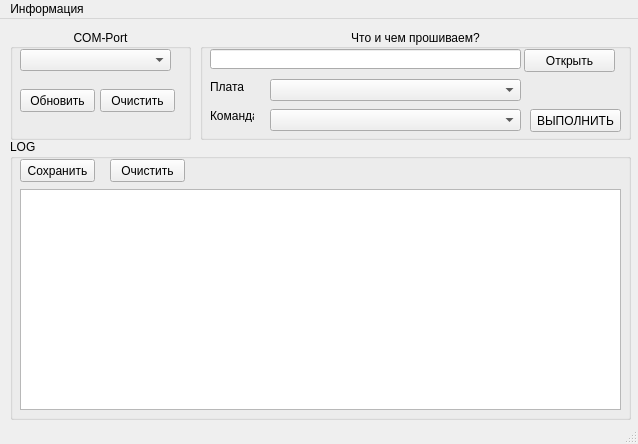
First picture: the form in MAC/firmware.ui, repository Markus99-stac/firmware, before the edit.
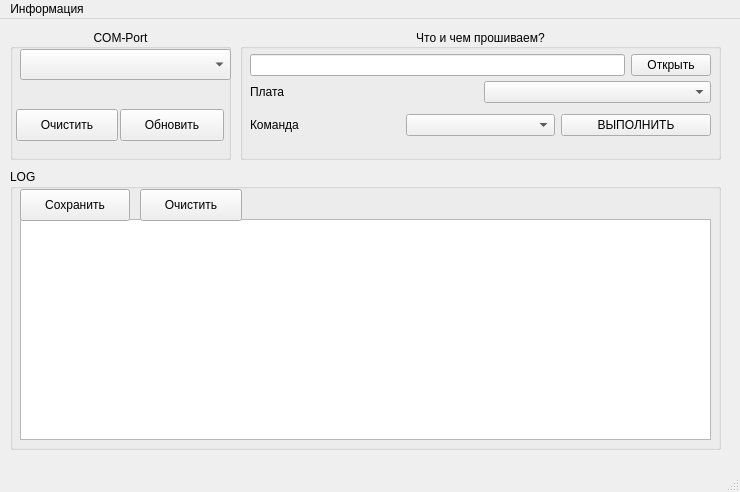
Second picture: the form after the edit. Icons and pictures are not drawn.

Diff of the .ui file:
```diff
--- a/MAC/firmware.ui
+++ b/MAC/firmware.ui
@@ -6,8 +6,8 @@
    <rect>
     <x>0</x>
     <y>0</y>
-    <width>638</width>
-    <height>444</height>
+    <width>740</width>
+    <height>492</height>
    </rect>
   </property>
   <property name="windowTitle">
@@ -23,8 +23,8 @@
      <rect>
       <x>10</x>
       <y>10</y>
-      <width>181</width>
-      <height>111</height>
+      <width>221</width>
+      <height>131</height>
      </rect>
     </property>
     <property name="layoutDirection">
@@ -39,46 +39,46 @@
     <widget class="QPushButton" name="pushButton">
      <property name="geometry">
       <rect>
-       <x>90</x>
-       <y>60</y>
-       <width>75</width>
-       <height>23</height>
+       <x>6</x>
+       <y>80</y>
+       <width>102</width>
+       <height>32</height>
       </rect>
      </property>
      <property name="text">
       <string>Очистить</string>
      </property>
     </widget>
+    <widget class="QComboBox" name="comboBox">
+     <property name="geometry">
+      <rect>
+       <x>10</x>
+       <y>20</y>
+       <width>211</width>
+       <height>31</height>
+      </rect>
+     </property>
+    </widget>
     <widget class="QPushButton" name="pushButton_2">
      <property name="geometry">
       <rect>
-       <x>10</x>
-       <y>60</y>
-       <width>75</width>
-       <height>23</height>
+       <x>110</x>
+       <y>80</y>
+       <width>104</width>
+       <height>32</height>
       </rect>
      </property>
      <property name="text">
       <string>Обновить</string>
      </property>
     </widget>
-    <widget class="QComboBox" name="comboBox">
-     <property name="geometry">
-      <rect>
-       <x>10</x>
-       <y>20</y>
-       <width>151</width>
-       <height>22</height>
-      </rect>
-     </property>
-    </widget>
    </widget>
    <widget class="QGroupBox" name="groupBox_2">
     <property name="geometry">
      <rect>
       <x>10</x>
-      <y>120</y>
-      <width>621</width>
+      <y>150</y>
+      <width>711</width>
       <height>281</height>
      </rect>
     </property>
@@ -90,7 +90,7 @@
       <rect>
        <x>10</x>
        <y>50</y>
-       <width>601</width>
+       <width>691</width>
        <height>221</height>
       </rect>
      </property>
@@ -100,8 +100,8 @@
       <rect>
        <x>10</x>
        <y>20</y>
-       <width>75</width>
-       <height>23</height>
+       <width>110</width>
+       <height>32</height>
       </rect>
      </property>
      <property name="text">
@@ -111,10 +111,10 @@
     <widget class="QPushButton" name="pushButton_5">
      <property name="geometry">
       <rect>
-       <x>100</x>
+       <x>130</x>
        <y>20</y>
-       <width>75</width>
-       <height>23</height>
+       <width>102</width>
+       <height>32</height>
       </rect>
      </property>
      <property name="text">
@@ -125,10 +125,10 @@
    <widget class="QGroupBox" name="groupBox_3">
     <property name="geometry">
      <rect>
-      <x>200</x>
+      <x>240</x>
       <y>10</y>
-      <width>431</width>
-      <height>111</height>
+      <width>481</width>
+      <height>131</height>
      </rect>
     </property>
     <property name="title">
@@ -137,95 +137,92 @@
     <property name="alignment">
      <set>Qt::AlignCenter</set>
     </property>
-    <widget class="QPushButton" name="pushButton_3">
+    <widget class="QWidget" name="layoutWidget">
      <property name="geometry">
       <rect>
-       <x>324</x>
-       <y>20</y>
-       <width>91</width>
-       <height>23</height>
-      </rect>
-     </property>
-     <property name="text">
-      <string>Открыть</string>
-     </property>
-     <property name="icon">
-      <iconset>
-       <normaloff>new_file.ico</normaloff>new_file.ico</iconset>
-     </property>
-    </widget>
-    <widget class="QLineEdit" name="lineEdit">
-     <property name="geometry">
-      <rect>
        <x>10</x>
        <y>20</y>
-       <width>311</width>
-       <height>20</height>
+       <width>461</width>
+       <height>33</height>
       </rect>
      </property>
+     <layout class="QHBoxLayout" name="horizontalLayout">
+      <item>
+       <widget class="QLineEdit" name="lineEdit"/>
+      </item>
+      <item>
+       <widget class="QPushButton" name="pushButton_3">
+        <property name="text">
+         <string>Открыть</string>
+        </property>
+        <property name="icon">
+         <iconset>
+          <normaloff>new_file.ico</normaloff>new_file.ico</iconset>
+        </property>
+       </widget>
+      </item>
+     </layout>
     </widget>
-    <widget class="QComboBox" name="comboBox_2">
+    <widget class="QWidget" name="layoutWidget">
      <property name="geometry">
       <rect>
-       <x>70</x>
-       <y>50</y>
-       <width>251</width>
-       <height>22</height>
-      </rect>
-     </property>
-    </widget>
-    <widget class="QLabel" name="label">
-     <property name="geometry">
-      <rect>
        <x>10</x>
-       <y>50</y>
-       <width>41</width>
-       <height>16</height>
-      </rect>
-     </property>
-     <property name="text">
-      <string>Плата</string>
-     </property>
-    </widget>
-    <widget class="QPushButton" name="pushButton_6">
-     <property name="geometry">
-      <rect>
-       <x>330</x>
        <y>80</y>
-       <width>91</width>
-       <height>23</height>
+       <width>461</width>
+       <height>32</height>
       </rect>
      </property>
-     <property name="text">
-      <string>ВЫПОЛНИТЬ</string>
-     </property>
-     <property name="icon">
-      <iconset>
-       <normaloff>run.ico</normaloff>run.ico</iconset>
-     </property>
+     <layout class="QHBoxLayout" name="horizontalLayout_2">
+      <item>
+       <widget class="QLabel" name="label_2">
+        <property name="text">
+         <string>Команда</string>
+        </property>
+       </widget>
+      </item>
+      <item>
+       <widget class="QComboBox" name="comboBox_3"/>
+      </item>
+      <item>
+       <widget class="QPushButton" name="pushButton_6">
+        <property name="text">
+         <string>ВЫПОЛНИТЬ</string>
+        </property>
+        <property name="icon">
+         <iconset>
+          <normaloff>run.ico</normaloff>run.ico</iconset>
+        </property>
+       </widget>
+      </item>
+     </layout>
     </widget>
-    <widget class="QLabel" name="label_2">
+    <widget class="QWidget" name="layoutWidget">
      <property name="geometry">
       <rect>
        <x>10</x>
-       <y>80</y>
-       <width>44</width>
-       <height>13</height>
+       <y>50</y>
+       <width>461</width>
+       <height>26</height>
       </rect>
      </property>
-     <property name="text">
-      <string>Команда</string>
-     </property>
-    </widget>
-    <widget class="QComboBox" name="comboBox_3">
-     <property name="geometry">
-      <rect>
-       <x>70</x>
-       <y>80</y>
-       <width>251</width>
-       <height>22</height>
-      </rect>
-     </property>
+     <layout class="QHBoxLayout" name="horizontalLayout_3">
+      <item>
+       <widget class="QLabel" name="label">
+        <property name="maximumSize">
+         <size>
+          <width>16777215</width>
+          <height>16777215</height>
+         </size>
+        </property>
+        <property name="text">
+         <string>Плата</string>
+        </property>
+       </widget>
+      </item>
+      <item>
+       <widget class="QComboBox" name="comboBox_2"/>
+      </item>
+     </layout>
     </widget>
    </widget>
   </widget>
@@ -234,8 +231,8 @@
     <rect>
      <x>0</x>
      <y>0</y>
-     <width>638</width>
-     <height>21</height>
+     <width>740</width>
+     <height>33</height>
     </rect>
    </property>
    <widget class="QMenu" name="menu">
```
Left out of the diff: 2 changed lines with no effect on the pictures.
